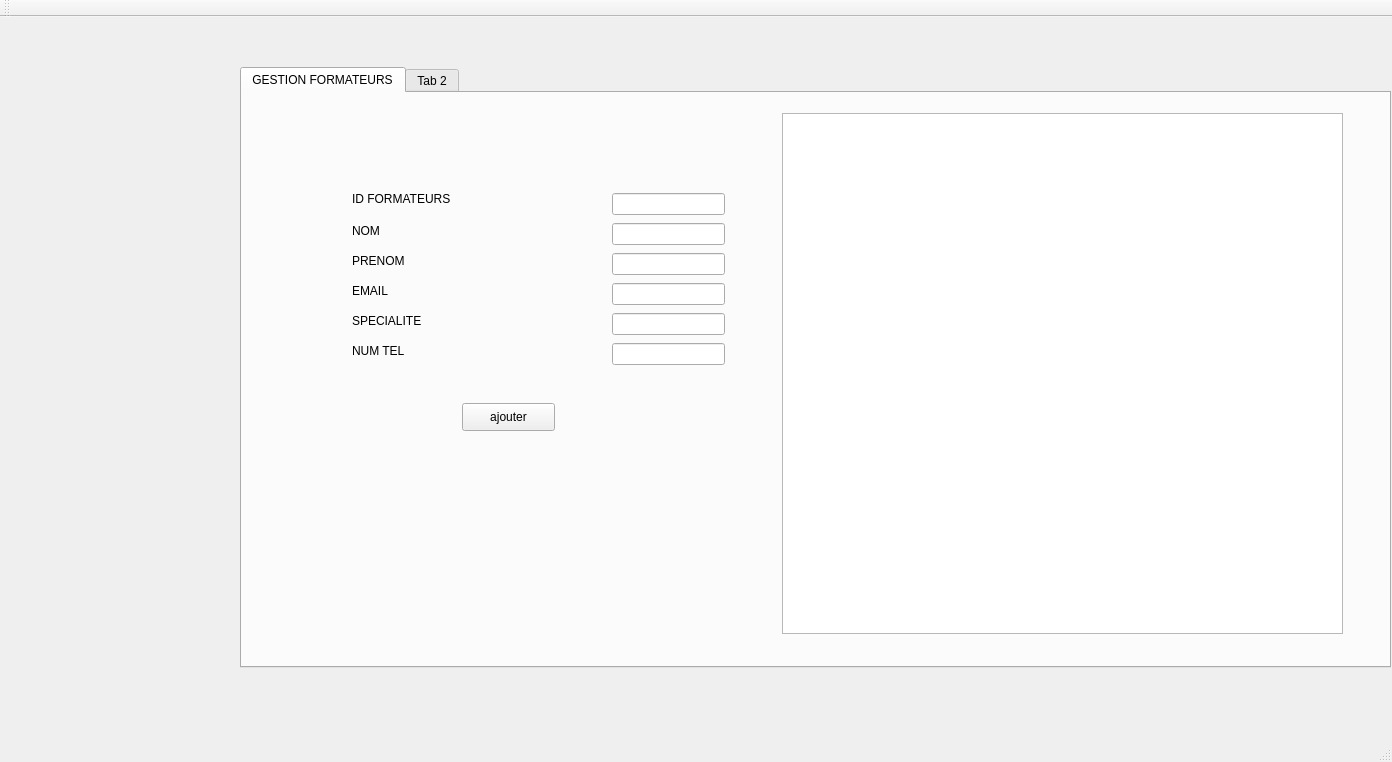
Old version of the form mainwindow.ui in the repository NouraneLammouchi/projetqt.
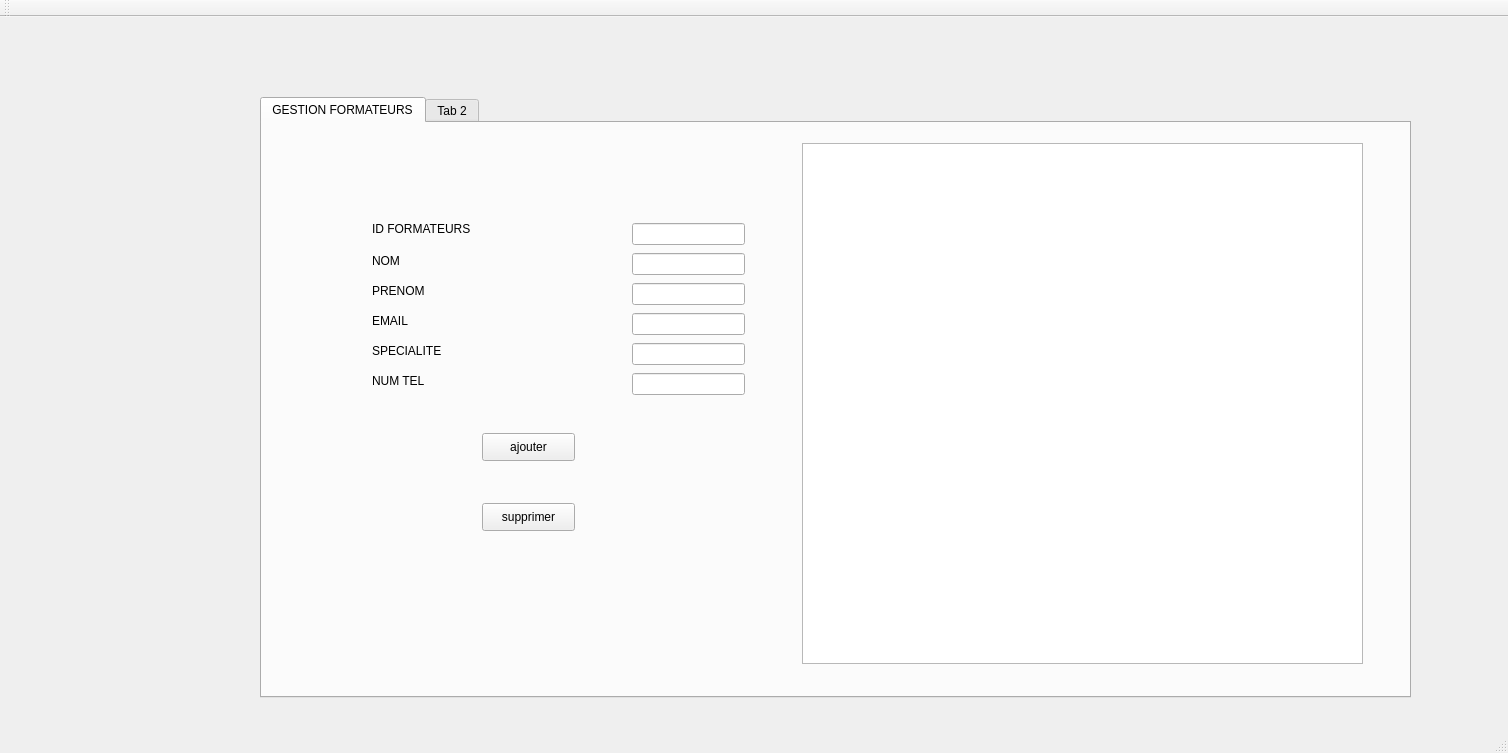
New version of the form.

Commit message: supprimer formateur

Diff of the .ui file:
```diff
--- a/mainwindow.ui
+++ b/mainwindow.ui
@@ -6,8 +6,8 @@
    <rect>
     <x>0</x>
     <y>0</y>
-    <width>1392</width>
-    <height>762</height>
+    <width>1508</width>
+    <height>753</height>
    </rect>
   </property>
   <property name="windowTitle">
@@ -17,8 +17,8 @@
    <widget class="QTabWidget" name="tabWidget">
     <property name="geometry">
      <rect>
-      <x>240</x>
-      <y>50</y>
+      <x>260</x>
+      <y>80</y>
       <width>1151</width>
       <height>601</height>
      </rect>
@@ -191,6 +191,19 @@
        </rect>
       </property>
      </widget>
+     <widget class="QPushButton" name="pushButton_supprimer">
+      <property name="geometry">
+       <rect>
+        <x>220</x>
+        <y>380</y>
+        <width>93</width>
+        <height>28</height>
+       </rect>
+      </property>
+      <property name="text">
+       <string>supprimer</string>
+      </property>
+     </widget>
     </widget>
     <widget class="QWidget" name="tab_2">
      <attribute name="title">
```
Left out of the diff: 2 changed lines with no effect on the pictures. The commit also changes 5 other files.
